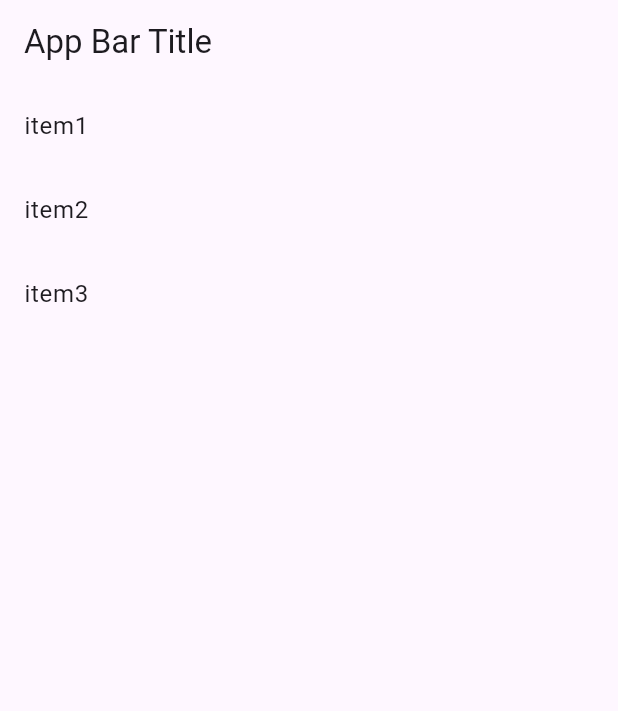
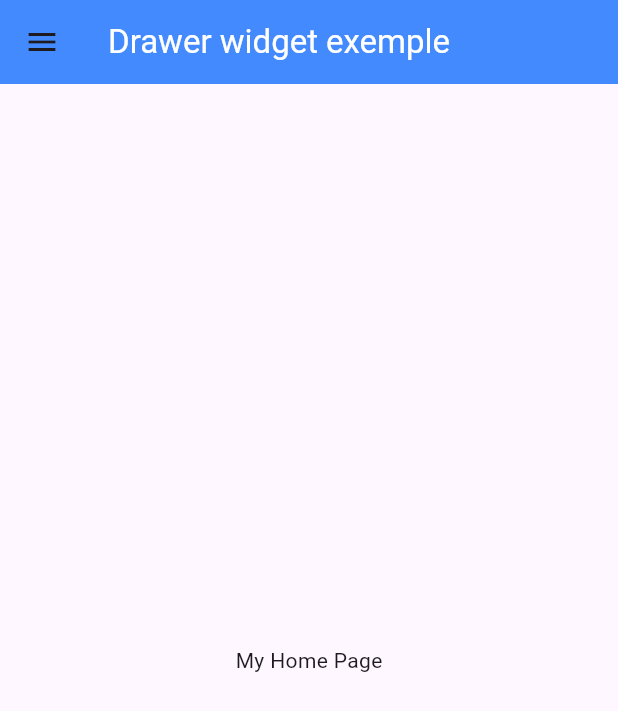
Before and after one commit to wallas938/flutter-course, a Flutter app: the screen it shows after launch, on a phone screen of 412 x 824 dp. Shown: the top 711 px of the screen. Run offline on Flutter 3.47's test engine with Material 3 defaults, Android fonts, the phone set to English and light mode, and no system bars.

Commit message:
change a page with sended datas

```diff
--- a/lib/main.dart
+++ b/lib/main.dart
@@ -1,8 +1,22 @@
 import 'package:flutter/material.dart';
+import 'package:flutter/widgets.dart';
 
 const userName = 'USER';
 
 void main() {
+  // Sert a déclarer des variables null sans avoir a leur assigner de valeurs;
+  int? nullableVar;
+
+  // Sert a assigner une valeur une valeur a une variable nullable uniquement si elle est null
+  nullableVar ??= 100;
+
+  // Sert a déclarer une variable sans lui assigner de valeur a condition de ne pas l'utiliser avant !
+  late String mustBeAssignedVar;
+
+  //print(mustBeAssignedVar); = error car pas encore assignée
+
+  mustBeAssignedVar = "New value";
+
   runApp(const MyApp());
   // runApp(const MaterialApp(home: Counter()));
   // runApp(const MaterialApp(home: DynamicBackground()));
@@ -17,19 +31,126 @@ class MyApp extends StatelessWidget {
   @override
   Widget build(BuildContext context) {
     // return const MaterialApp(home: MyTextField());
-    return const MaterialApp(home: MyListBuilderView());
+    // return const MaterialApp(home: MyListBuilderView());
+    return const MaterialApp(title: "Flutter Tutorial", home: MyDrawer());
   }
 }
 
+/*
+* Drawer Widget
+* */
+
+class MyDrawer extends StatelessWidget {
+  const MyDrawer({super.key});
+
+  @override
+  Widget build(BuildContext context) {
+    return Scaffold(
+      appBar: AppBar(
+          title: const Text(
+            "Drawer widget exemple",
+            style: TextStyle(color: Colors.white),
+          ),
+          backgroundColor: Colors.blueAccent),
+      drawer: Drawer(
+        child: ListView(
+          children: [
+            const SizedBox(
+              height: 60.0,
+              child: DrawerHeader(
+                decoration: BoxDecoration(color: Colors.redAccent),
+                child: Text("Drawer Header"),
+              ),
+            ), // Sert a gerer les dimension d'un widget en ligne?
+            ListTile(
+              title: const Text("First Screen"),
+              onTap: () {
+                Navigator.push(
+                    context,
+                    MaterialPageRoute(
+                        builder: (context) => const FirstScreen()));
+              },
+            ),
+            ListTile(
+              title: const Text("Second Screen"),
+              onTap: () {
+                Navigator.push(
+                    context,
+                    MaterialPageRoute(
+                        builder: (context) => const SecondScreen()));
+              },
+            )
+          ],
+        ),
+      ),
+      body: const Center(
+        child: Text("My Home Page"),
+      ),
+    );
+  }
+}
+
+/*
+* Navigation with Widgets
+* */
+
+class FirstScreen extends StatelessWidget {
+  const FirstScreen({super.key});
+
+  @override
+  Widget build(BuildContext context) {
+    return Scaffold(
+      appBar: AppBar(
+        title: const Text("My first screen"),
+      ),
+      body: Center(
+        child: ElevatedButton(
+          onPressed: () {
+            Navigator.push(context, MaterialPageRoute(builder: (context) {
+              return const SecondScreen();
+            }));
+          },
+          child: const Text("Go to second Screen"),
+        ),
+      ),
+    );
+  }
+}
+
+class SecondScreen extends StatelessWidget {
+  const SecondScreen({super.key});
+
+  @override
+  Widget build(BuildContext context) {
+    // TODO: implement build
+    return Scaffold(
+      appBar: AppBar(
+        title: const Text("My Second screen"),
+      ),
+      body: Center(
+        child: ElevatedButton(
+          onPressed: () {
+            // Retour au précédant écran
+            Navigator.pop(context);
+          },
+          child: const Text("Go to first screen"),
+        ),
+      ),
+    );
+  }
+}
+
+/*
+* Widget Stateless & Stateful part
+* */
+
 class MyListBuilderView extends StatelessWidget {
-
   const MyListBuilderView({super.key});
 
   static const items = ["item1", "item2", "item3"];
 
   @override
   Widget build(BuildContext context) {
-
     return MaterialApp(
       title: "Example",
       home: Scaffold(
@@ -52,7 +173,6 @@ class MyListBuilderView extends StatelessWidget {
       ),
     );
   }
-
 }
 
 class MyListView extends StatefulWidget {
@@ -73,35 +193,35 @@ class _MyListView extends State<MyListView> {
         children: [
           ListTile(
             leading: const Icon(Icons.person),
-            title: const  Text("Person One"),
+            title: const Text("Person One"),
             // subtitle: const  Text("email@one.fr"),
             // trailing: const  Icon(Icons.arrow_forward),
             onTap: () => print("ListTile 1 was Tapped!"),
           ),
           ListTile(
             leading: const Icon(Icons.person),
-            title: const  Text("Person Two"),
+            title: const Text("Person Two"),
             // subtitle: const  Text("email@one.fr"),
             // trailing: const  Icon(Icons.arrow_forward),
             onTap: () => print("ListTile 2 was Tapped!"),
           ),
           ListTile(
             leading: const Icon(Icons.person),
-            title: const  Text("Person Three"),
+            title: const Text("Person Three"),
             // subtitle: const  Text("email@one.fr"),
             // trailing: const  Icon(Icons.arrow_forward),
             onTap: () => print("ListTile 3 was Tapped!"),
           ),
           ListTile(
             leading: const Icon(Icons.person),
-            title: const  Text("Person Four"),
+            title: const Text("Person Four"),
             // subtitle: const  Text("email@one.fr"),
             // trailing: const  Icon(Icons.arrow_forward),
             onTap: () => print("ListTile 4 was Tapped!"),
           ),
           ListTile(
             leading: const Icon(Icons.person),
-            title: const  Text("Person Five"),
+            title: const Text("Person Five"),
             // subtitle: const  Text("email@one.fr"),
             // trailing: const  Icon(Icons.arrow_forward),
             onTap: () => print("ListTile 5 was Tapped!"),
```
